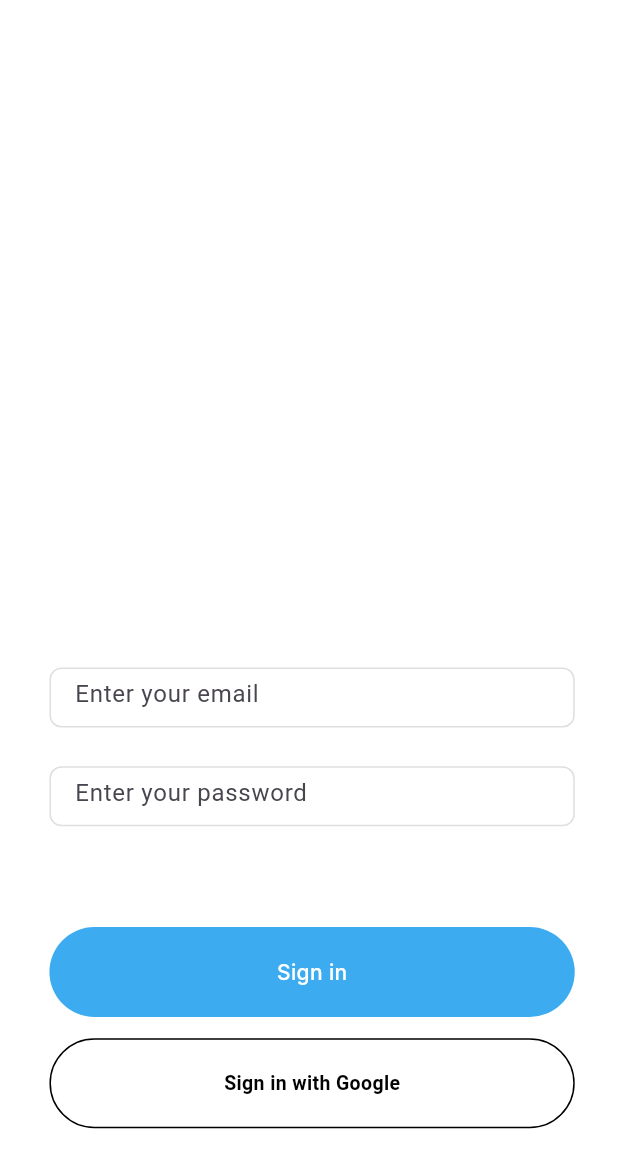
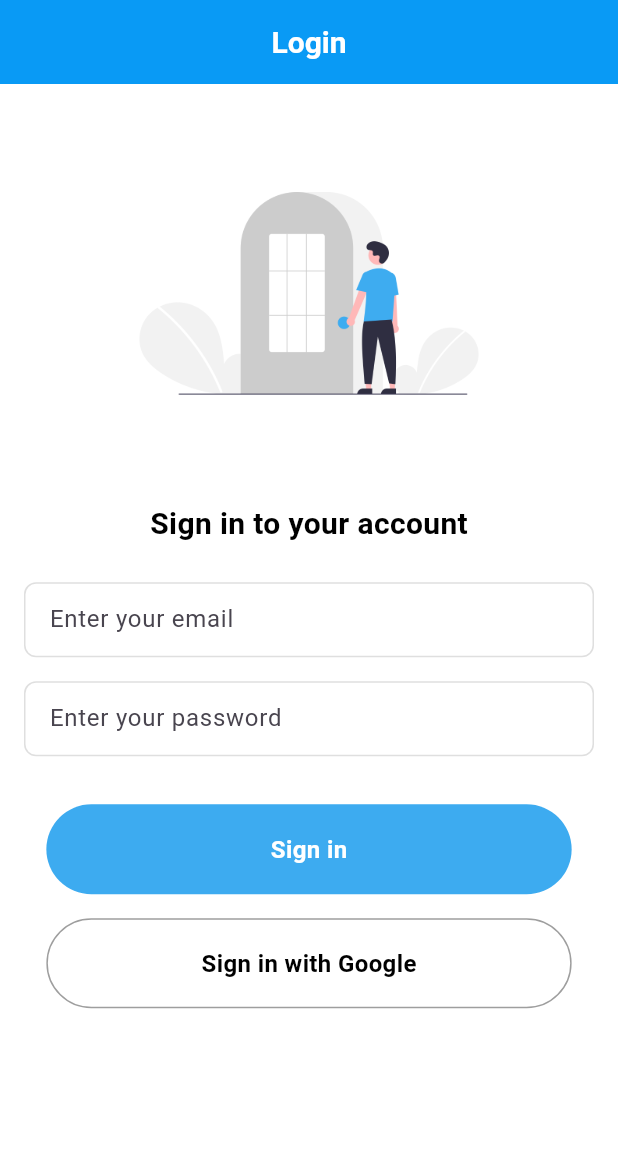
Before and after one commit to iamahmadzidan/pbo_project, a Flutter app: the screen it shows after launch, on a phone screen of 412 x 824 dp. Shown: the top 1168 px of the screen. Run offline on Flutter 3.47's test engine with Material 3 defaults, Android fonts, the phone set to English and light mode, and no system bars; Roboto replaces fonts that are missing (Inter).

Commit message:
ui login, fix home
nigga niggaa

```diff
--- a/lib/halaman/login_page.dart
+++ b/lib/halaman/login_page.dart
@@ -1,5 +1,5 @@
 import 'package:flutter/material.dart';
-import 'home_page.dart'; // Pastikan HomePage sudah di-import
+import 'home_page.dart';
 
 class LoginPage extends StatefulWidget {
   const LoginPage({super.key});
@@ -12,20 +12,16 @@ class _LoginPageState extends State<LoginPage> {
   final TextEditingController _emailController = TextEditingController();
   final TextEditingController _passwordController = TextEditingController();
 
-  // Fungsi untuk validasi login
   void _login() {
     String email = _emailController.text;
     String password = _passwordController.text;
 
-    // Cek apakah email dan password tidak kosong
     if (email.isNotEmpty && password.isNotEmpty) {
-      // Jika valid, arahkan ke halaman HomePage
       Navigator.pushReplacement(
         context,
         MaterialPageRoute(builder: (context) => const HomePage()),
       );
     } else {
-      // Jika input kosong, tampilkan error
       ScaffoldMessenger.of(context).showSnackBar(
         const SnackBar(content: Text('Please enter both email and password')),
       );
@@ -34,118 +30,97 @@ class _LoginPageState extends State<LoginPage> {
 
   @override
   Widget build(BuildContext context) {
-    // Mendapatkan ukuran layar
     double screenWidth = MediaQuery.of(context).size.width;
     double screenHeight = MediaQuery.of(context).size.height;
 
     return Scaffold(
-      body: Container(
+      appBar: AppBar(
+        title: const Text(
+          "Login",
+          style: TextStyle(
+              fontSize: 20, fontWeight: FontWeight.bold, color: Colors.white),
+        ),
+        centerTitle: true,
+        backgroundColor: const Color(0xFF099AF5),
+      ),
+      body: SingleChildScrollView(
+        child: Container(
           width: screenWidth,
           height: screenHeight,
-        clipBehavior: Clip.antiAlias,
           decoration: const BoxDecoration(color: Colors.white),
-        child: Stack(
+          padding: const EdgeInsets.all(16.0),
+          child: Column(
+            crossAxisAlignment: CrossAxisAlignment.center,
             children: [
-            Positioned(
-              left: screenWidth * 0.08,
-              top: screenHeight * 0.54,
-              child: Container(
-                width: screenWidth * 0.85,
-                height: 40,
-                padding: const EdgeInsets.symmetric(horizontal: 16, vertical: 8),
-                decoration: ShapeDecoration(
-                  color: Colors.white,
-                  shape: RoundedRectangleBorder(
-                    side: const BorderSide(width: 1, color: Color(0xFFDFDFDF)),
-                    borderRadius: BorderRadius.circular(8),
+              Image.asset(
+                'assets/image/undraw_Login_re_4vu2.png',
+                width: screenWidth * 0.7,
+                height: screenHeight * 0.3,
+                fit: BoxFit.contain,
+              ),
+              const SizedBox(height: 16.0),
+              const Text(
+                "Sign in to your account",
+                style: TextStyle(
+                  fontSize: 20,
+                  fontWeight: FontWeight.bold,
+                  color: Colors.black,
                 ),
               ),
-                child: TextField(
+              const SizedBox(height: 24.0),
+              _buildTextField(
                 controller: _emailController,
-                  decoration: const InputDecoration(
                 hintText: 'Enter your email',
-                    border: InputBorder.none,
+                isPassword: false,
               ),
+              const SizedBox(height: 16.0),
+              _buildTextField(
+                controller: _passwordController,
+                hintText: 'Enter your password',
+                isPassword: true,
               ),
-              ),
-            ),
-            Positioned(
-              left: screenWidth * 0.08,
-              top: screenHeight * 0.62,
-              child: Container(
-                width: screenWidth * 0.85,
-                height: 40,
-                padding: const EdgeInsets.symmetric(horizontal: 16, vertical: 8),
-                decoration: ShapeDecoration(
-                  color: Colors.white,
-                  shape: RoundedRectangleBorder(
-                    side: const BorderSide(width: 1, color: Color(0xFFDFDFDF)),
-                    borderRadius: BorderRadius.circular(8),
-                  ),
-                ),
-                child: TextField(
-                  controller: _passwordController,
-                  obscureText: true,
-                  decoration: const InputDecoration(
-                    hintText: 'Enter your password',
-                    border: InputBorder.none,
-                  ),
-                ),
-              ),
-            ),
-            Positioned(
-              left: screenWidth * 0.08,
-              top: screenHeight * 0.75,
-              child: GestureDetector(
-                onTap: _login, // Menangani klik pada tombol sign in
+              const SizedBox(height: 32.0),
+              GestureDetector(
+                onTap: _login,
                 child: Container(
                   width: screenWidth * 0.85,
                   height: 60,
-                  decoration: ShapeDecoration(
+                  decoration: BoxDecoration(
                     color: const Color(0xFF3DABF0),
-                    shape: RoundedRectangleBorder(
                     borderRadius: BorderRadius.circular(30),
-                    ),
                   ),
                   child: const Center(
                     child: Text(
                       'Sign in',
                       style: TextStyle(
                         color: Colors.white,
-                        fontSize: 14,
-                        fontFamily: 'Inter',
-                        fontWeight: FontWeight.w500,
+                        fontSize: 16,
+                        fontWeight: FontWeight.bold,
                       ),
                     ),
                   ),
                 ),
               ),
-            ),
-            Positioned(
-              left: screenWidth * 0.08,
-              top: screenHeight * 0.84,
-              child: GestureDetector(
+              const SizedBox(height: 16.0),
+              GestureDetector(
                 onTap: () {
                   // Logika untuk sign in dengan Google
                 },
                 child: Container(
                   width: screenWidth * 0.85,
                   height: 60,
-                  decoration: ShapeDecoration(
+                  decoration: BoxDecoration(
                     color: Colors.white,
-                    shape: RoundedRectangleBorder(
-                      side: const BorderSide(width: 1),
+                    border: Border.all(color: Colors.grey),
                     borderRadius: BorderRadius.circular(30),
-                    ),
                   ),
                   child: const Center(
                     child: Text(
                       'Sign in with Google',
                       style: TextStyle(
                         color: Colors.black,
-                        fontSize: 13,
+                        fontSize: 16,
                         fontWeight: FontWeight.w600,
-                      ),
                       ),
                     ),
                   ),
@@ -154,6 +129,31 @@ class _LoginPageState extends State<LoginPage> {
             ],
           ),
         ),
+      ),
+    );
+  }
+
+  Widget _buildTextField(
+      {required TextEditingController controller,
+      required String hintText,
+      required bool isPassword}) {
+    return Container(
+      width: double.infinity,
+      height: 50,
+      padding: const EdgeInsets.symmetric(horizontal: 16),
+      decoration: BoxDecoration(
+        color: Colors.white,
+        border: Border.all(color: const Color(0xFFDFDFDF)),
+        borderRadius: BorderRadius.circular(8),
+      ),
+      child: TextField(
+        controller: controller,
+        obscureText: isPassword,
+        decoration: InputDecoration(
+          hintText: hintText,
+          border: InputBorder.none,
+        ),
+      ),
     );
   }
 }
--- a/lib/halaman/profile_page.dart
+++ b/lib/halaman/profile_page.dart
@@ -72,7 +72,6 @@ class ProfilePage extends StatelessWidget {
             ),
           ],
         ),
-
       ),
     );
   }
--- a/lib/main.dart
+++ b/lib/main.dart
@@ -1,8 +1,7 @@
+import 'package:apps_pbo/state_util.dart';
+import 'package:apps_pbo/core.dart';
 import 'package:flutter/material.dart';
-import 'halaman/login_page.dart'; // Import halaman login
-import 'halaman/home_page.dart';
-import 'halaman/activity_page.dart';
-import 'halaman/profile_page.dart';
+// Import halaman login
 
 void main() {
   runApp(const MyApp());
@@ -16,6 +15,7 @@ class MyApp extends StatelessWidget {
     return MaterialApp(
       debugShowCheckedModeBanner: false,
       title: 'Volunteer App',
+      navigatorKey: Get.navigatorKey,
       theme: ThemeData(
         primarySwatch: Colors.blue,
       ),
--- a/pubspec.yaml
+++ b/pubspec.yaml
@@ -59,8 +59,8 @@ flutter:
   uses-material-design: true
 
   # To add assets to your application, add an assets section, like this:
-  # assets:
-  #   - images/a_dot_burr.jpeg
+  assets:
+     - assets/image/undraw_Login_re_4vu2.png
   #   - images/a_dot_ham.jpeg
 
   # An image asset can refer to one or more resolution-specific "variants", see
```
Also changed, not shown: config.json (added, +16 -0 lines), lib/core.dart (added, +9 -0 lines), lib/halaman/home_page.dart (+33 -26 lines), lib/state_util.dart (added, +50 -0 lines), assets/image/undraw_Login_re_4vu2.png (added). Lines whose indentation alone changed are shown as unchanged.
